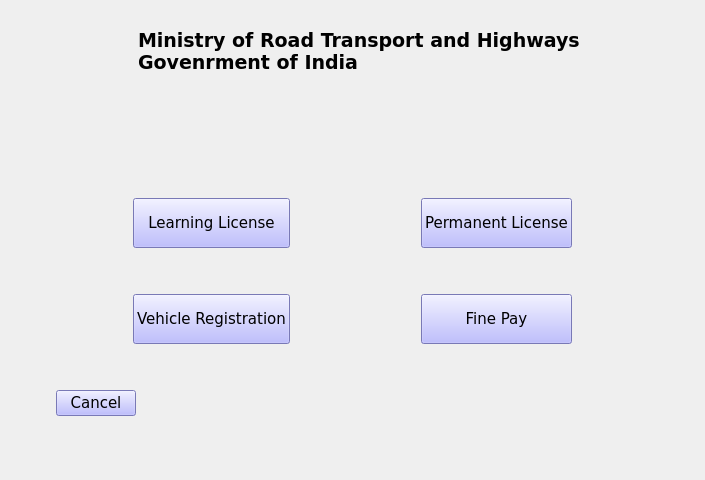
Qt form venv/ui/Layout3.ui (shivam9804/Kiosk) before a commit.
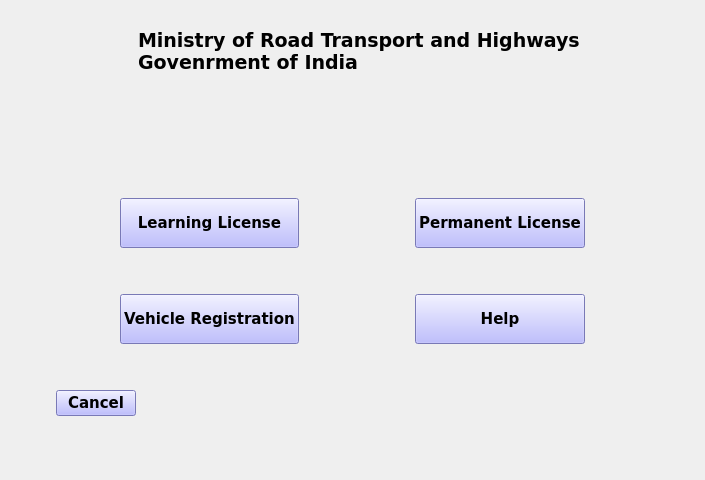
The same form after that commit. Icons and pictures are not drawn.

Commit message: With hyperlink implementation and executing all the query

```diff
--- a/venv/ui/Layout3.ui
+++ b/venv/ui/Layout3.ui
@@ -115,6 +115,8 @@
          <font>
           <family>Verdana</family>
           <pointsize>11</pointsize>
+          <weight>75</weight>
+          <bold>true</bold>
          </font>
         </property>
         <property name="styleSheet">
@@ -150,6 +152,8 @@
          <font>
           <family>Verdana</family>
           <pointsize>11</pointsize>
+          <weight>75</weight>
+          <bold>true</bold>
          </font>
         </property>
         <property name="styleSheet">
@@ -185,6 +189,8 @@
          <font>
           <family>Verdana</family>
           <pointsize>11</pointsize>
+          <weight>75</weight>
+          <bold>true</bold>
          </font>
         </property>
         <property name="styleSheet">
@@ -207,13 +213,15 @@
          <font>
           <family>Verdana</family>
           <pointsize>11</pointsize>
+          <weight>75</weight>
+          <bold>true</bold>
          </font>
         </property>
         <property name="styleSheet">
          <string notr="true">background-color:rgb(170, 170, 255)</string>
         </property>
         <property name="text">
-         <string>Fine Pay</string>
+         <string>Help</string>
         </property>
        </widget>
       </item>
@@ -422,8 +430,8 @@
          <font>
           <family>Verdana</family>
           <pointsize>11</pointsize>
-          <weight>50</weight>
-          <bold>false</bold>
+          <weight>75</weight>
+          <bold>true</bold>
          </font>
         </property>
         <property name="styleSheet">
```
The commit also changes 2 other files.
